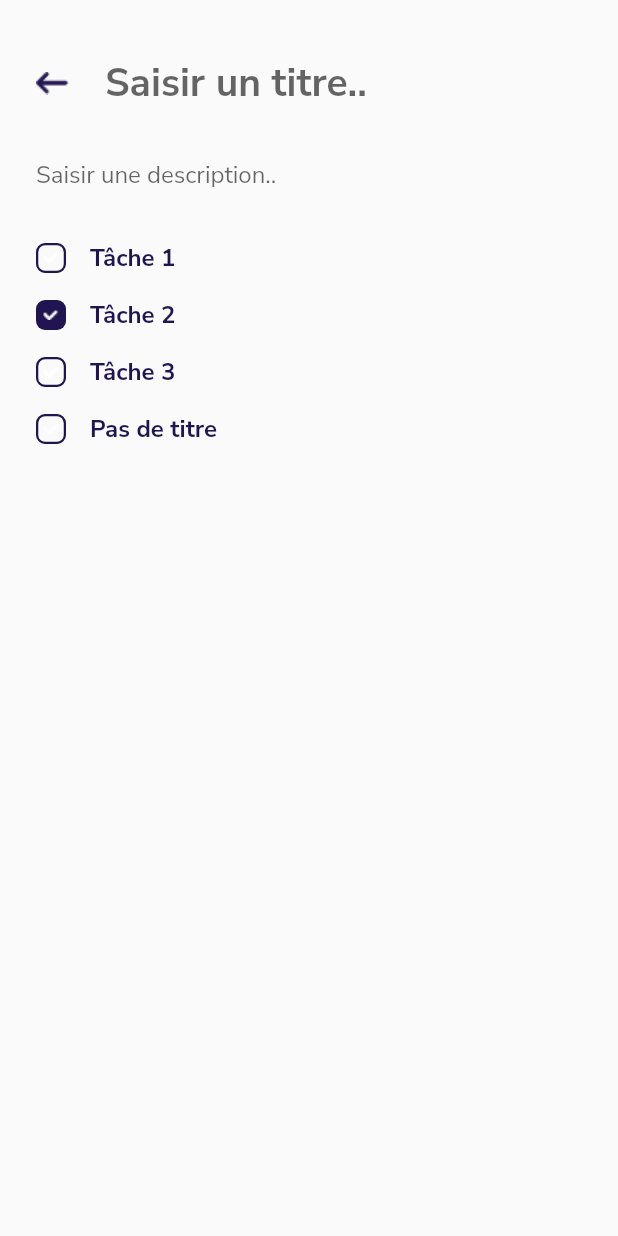
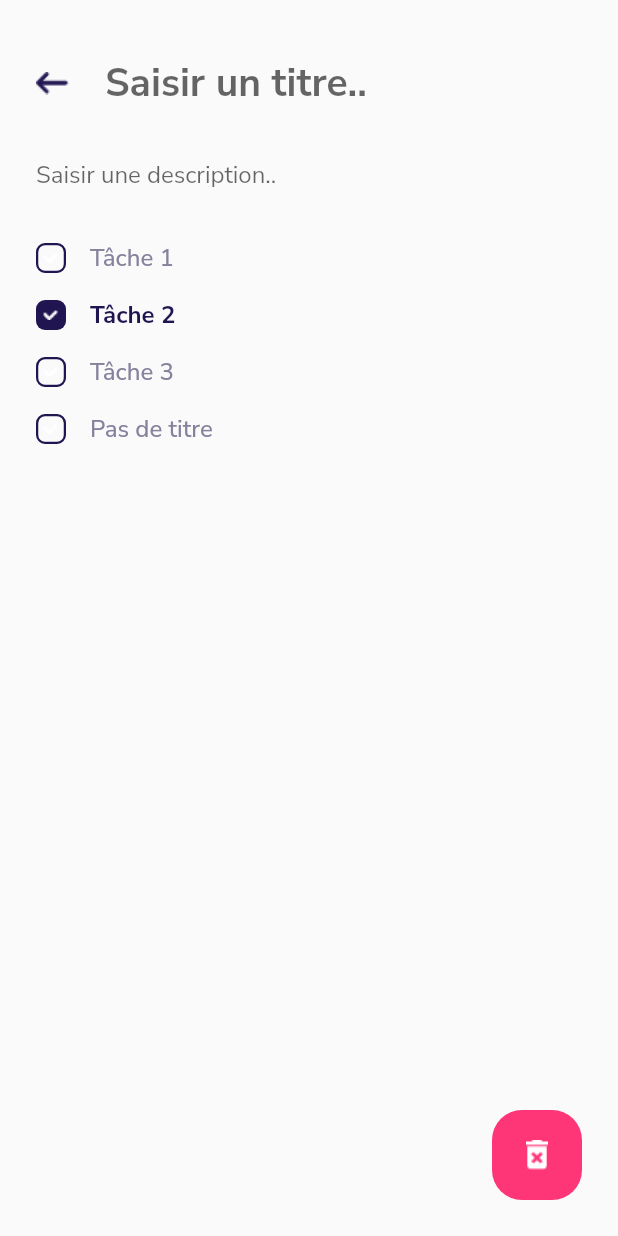
Before and after one commit to kevindupas/todolist, a Flutter app: the Task screen opened directly, on a phone screen of 412 x 824 dp. Run offline on Flutter 3.47's test engine with Material 2 defaults, Android fonts, the phone set to English and light mode, and no system bars; our stand-ins replace google_fonts, sqflite; accounts and stored records are empty; statements that could not run were skipped.

```diff
--- a/lib/screens/task.dart
+++ b/lib/screens/task.dart
@@ -1,4 +1,5 @@
 import 'package:flutter/material.dart';
+import 'package:todolist/database_helper.dart';
 import 'package:todolist/widgets.dart';
 
 class Task extends StatefulWidget {
@@ -12,7 +13,10 @@ class _TaskState extends State<Task> {
   Widget build(BuildContext context) {
     return Scaffold(
       body: SafeArea(
-        child: Column(
+        child: Container(
+          child: Stack(
+            children: [
+              Column(
                 crossAxisAlignment: CrossAxisAlignment.start,
                 children: [
                   Padding(
@@ -35,6 +39,16 @@ class _TaskState extends State<Task> {
                         ),
                         const Expanded(
                           child: TextField(
+                            onSubmitted: (value) async {
+                              if(value != "") {
+                                DatabaseHelper _dbHelper = DatabaseHelper();
+
+                                Task _newTask = Task(
+                                  title: value,
+                                );
+                                await _dbHelper.insertTask(_newTask)
+                              }
+                            },
                             decoration: InputDecoration(
                               hintText: "Saisir un titre..",
                               border: InputBorder.none,
@@ -49,11 +63,11 @@ class _TaskState extends State<Task> {
                       ],
                     ),
                   ),
-            Padding(
+                  const Padding(
                     padding: EdgeInsets.only(
                       bottom: 12.0,
                     ),
-              child: const TextField(
+                    child: TextField(
                       decoration: InputDecoration(
                           hintText: "Saisir une description..",
                           border: InputBorder.none,
@@ -80,6 +94,35 @@ class _TaskState extends State<Task> {
                   ),
                 ],
               ),
+              Positioned(
+                bottom: 24.0,
+                right: 24.0,
+                child: GestureDetector(
+                  onTap: () {
+                    Navigator.push(context,
+                      MaterialPageRoute(
+                          builder: (context) => Task()
+                      ),
+                    );
+                  },
+                  child: Container(
+                    width: 60.0,
+                    height: 60.0,
+                    decoration: BoxDecoration(
+                        borderRadius: BorderRadius.circular(20.0),
+                        color: Color(0xFFFE3577)
+                    ),
+                    child: Image.asset(
+                      'assets/images/delete_icon.png',
+                      width: 40,
+                      height: 40,
+                    ),
+                  ),
+                ),
+              )
+            ],
+          ),
+        )
       )
     );
   }
--- a/lib/widgets.dart
+++ b/lib/widgets.dart
@@ -88,9 +88,9 @@ class TodoWidget extends StatelessWidget {
           Text(
             text ?? "Pas de titre",
             style: TextStyle(
-              color: Color(0xFF211551),
+              color: isDone ? Color(0xFF211551) : Color(0xFF86829D),
               fontSize: 16.0,
-              fontWeight: FontWeight.bold,
+              fontWeight: isDone ? FontWeight.bold : FontWeight.w500,
             ),
           ),
         ],
@@ -98,3 +98,11 @@ class TodoWidget extends StatelessWidget {
     );
   }
 }
+
+class NoGlowBehaviour extends ScrollBehavior {
+  @override
+  Widget buildViewportChrome(
+      BuildContext context, Widget child, AxisDirection axisDirection) {
+    return child;
+  }
+}
--- a/pubspec.yaml
+++ b/pubspec.yaml
@@ -35,6 +35,9 @@ dependencies:
   # Use with the CupertinoIcons class for iOS style icons.
   cupertino_icons: ^1.0.2
   google_fonts: ^2.1.0
+
+  sqflite:
+  path:
 
 dev_dependencies:
   flutter_test:
```
Also changed, not shown: lib/database_helper.dart (added, +25 -0 lines), lib/screens/home.dart (+12 -4 lines), assets/images/delete_icon.png (added), pubspec.lock. Lines whose indentation alone changed are shown as unchanged.
